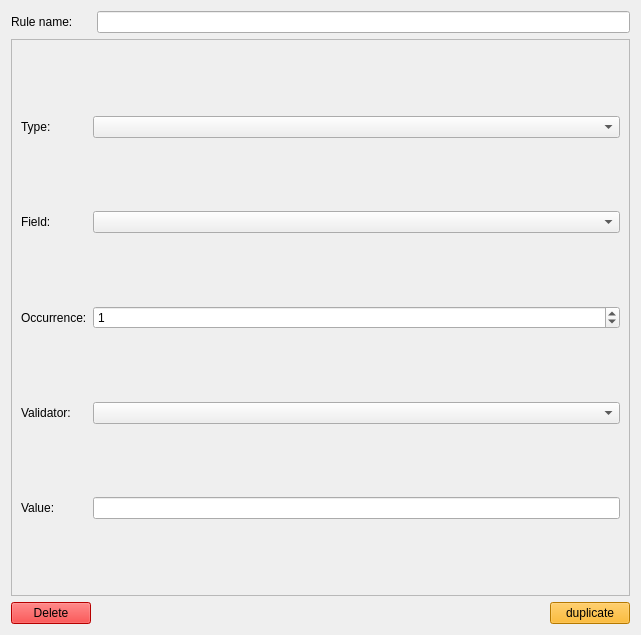
The window that Source/GUI/Qt/xsltruleedit.ui (MediaArea/MediaConch_SourceCode) describes before a commit, drawn with Qt 5.
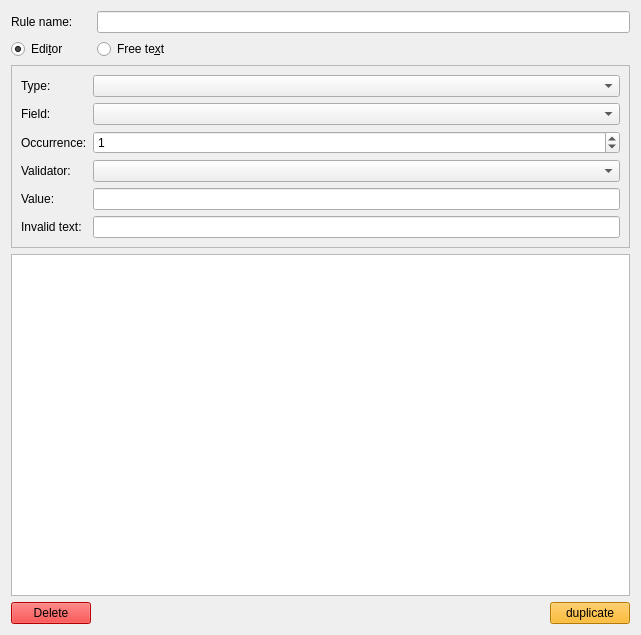
The same window after the commit.

Commit message: GUI/Qt: adapt the XSLT editor to the new XSLT

The edit to the form file:
```diff
--- a/Source/GUI/Qt/xsltruleedit.ui
+++ b/Source/GUI/Qt/xsltruleedit.ui
@@ -17,27 +17,7 @@
    </sizepolicy>
   </property>
   <layout class="QGridLayout" name="gridLayout">
-   <item row="0" column="0">
-    <widget class="QLabel" name="label">
-     <property name="text">
-      <string>Rule name:</string>
-     </property>
-    </widget>
-   </item>
-   <item row="3" column="1">
-    <spacer name="horizontalSpacer">
-     <property name="orientation">
-      <enum>Qt::Horizontal</enum>
-     </property>
-     <property name="sizeHint" stdset="0">
-      <size>
-       <width>40</width>
-       <height>20</height>
-      </size>
-     </property>
-    </spacer>
-   </item>
-   <item row="3" column="0">
+   <item row="4" column="0">
     <widget class="QPushButton" name="deleteRule">
      <property name="maximumSize">
       <size>
@@ -58,7 +38,7 @@
      </property>
     </widget>
    </item>
-   <item row="3" column="2">
+   <item row="4" column="3">
     <widget class="QPushButton" name="duplicateRule">
      <property name="styleSheet">
       <string notr="true">background-color: rgb(255, 170, 0);
@@ -70,7 +50,27 @@
      </property>
     </widget>
    </item>
-   <item row="2" column="0" colspan="3">
+   <item row="0" column="0">
+    <widget class="QLabel" name="label">
+     <property name="text">
+      <string>Rule name:</string>
+     </property>
+    </widget>
+   </item>
+   <item row="4" column="2">
+    <spacer name="horizontalSpacer">
+     <property name="orientation">
+      <enum>Qt::Horizontal</enum>
+     </property>
+     <property name="sizeHint" stdset="0">
+      <size>
+       <width>40</width>
+       <height>20</height>
+      </size>
+     </property>
+    </spacer>
+   </item>
+   <item row="2" column="0" colspan="4">
     <widget class="QFrame" name="editorFrame">
      <property name="frameShape">
       <enum>QFrame::StyledPanel</enum>
@@ -128,6 +128,9 @@
       </item>
       <item row="3" column="2">
        <widget class="QSpinBox" name="occurrence">
+        <property name="minimum">
+         <number>-1</number>
+        </property>
         <property name="maximum">
          <number>16777215</number>
         </property>
@@ -136,12 +139,42 @@
         </property>
        </widget>
       </item>
+      <item row="6" column="2">
+       <widget class="QLineEdit" name="invalid"/>
+      </item>
+      <item row="6" column="0">
+       <widget class="QLabel" name="label_7">
+        <property name="text">
+         <string>Invalid text:</string>
+        </property>
+       </widget>
+      </item>
      </layout>
     </widget>
    </item>
-   <item row="0" column="1" colspan="2">
+   <item row="3" column="0" colspan="4">
+    <widget class="QTextEdit" name="freeText"/>
+   </item>
+   <item row="1" column="0">
+    <widget class="QRadioButton" name="editorSelector">
+     <property name="text">
+      <string>Edi&amp;tor</string>
+     </property>
+     <property name="checked">
+      <bool>true</bool>
+     </property>
+    </widget>
+   </item>
+   <item row="0" column="1" colspan="3">
     <widget class="QLineEdit" name="name"/>
    </item>
+   <item row="1" column="1" colspan="2">
+    <widget class="QRadioButton" name="freeTextSelector">
+     <property name="text">
+      <string>Free te&amp;xt</string>
+     </property>
+    </widget>
+   </item>
   </layout>
  </widget>
  <resources/>
```
The commit also changes 4 other files.
